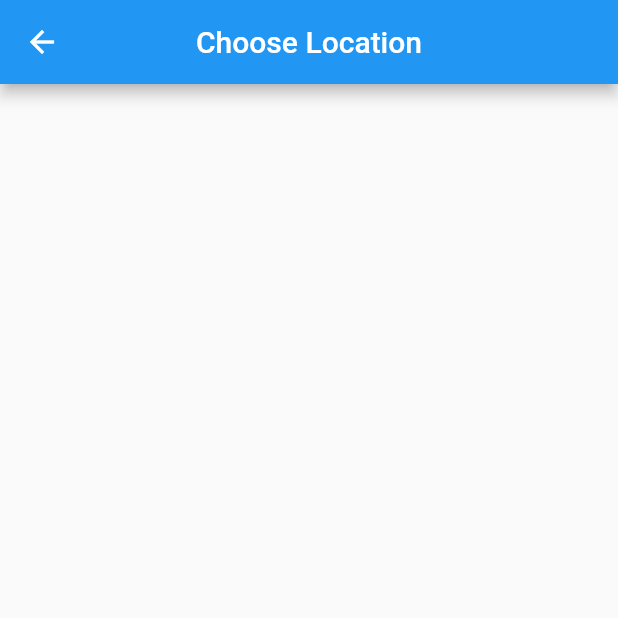
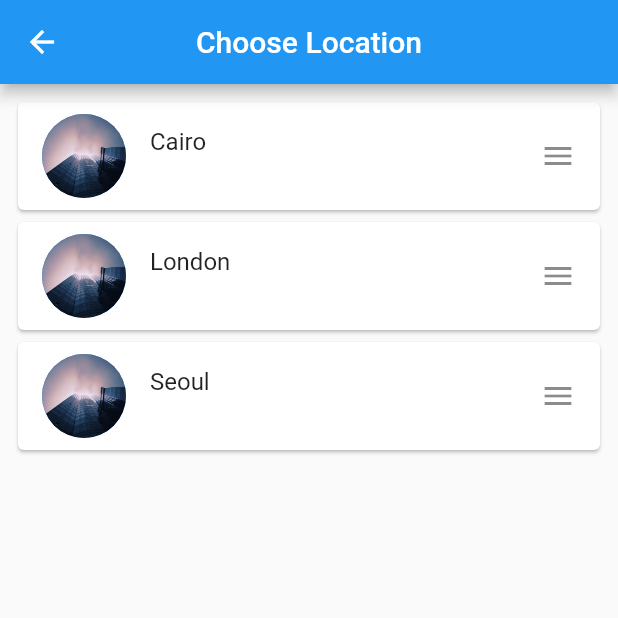
Before and after one commit to ahelmoselhy/world_time, a Flutter app: the screen it shows after launch, after a tap on "Home", on a phone screen of 412 x 824 dp, the top half of it. Run offline on Flutter 3.47's test engine with Material 2 defaults, Android fonts, the phone set to English and light mode, and no system bars; our stand-ins replace flutter_spinkit; network calls fail.

Commit message:
#elmoselhy

```diff
--- a/lib/data/services/world_time.dart
+++ b/lib/data/services/world_time.dart
@@ -1,18 +1,39 @@
-import 'package:flutter/material.dart';
 import 'dart:convert';
 import 'package:http/http.dart';
+import 'package:intl/intl.dart' as intl;
 
 class WorldTime {
+  String offset = '';
+  bool isDayTime = false;
 
-   var date;
+  String location = '';
+  String time = '';
+  String flag = '';
+  String url = '';
 
 
-   void getDate() async{
-     Response response =  await get(Uri.parse("http://worldtimeapi.org/api/timezone/Africa/Cairo"));
-     Map data = jsonDecode(response.body);
-     print(data);
-     date = data['dateTime'];
-     print(date);
-   }
+  WorldTime(this.location, this.flag, this.url);
 
+  getDate() async {
+    try {
+      Response response = await get(
+          Uri.parse("http://worldtimeapi.org/api/timezone/$url"));
+      Map data = jsonDecode(response.body);
+      print(data);
+      time = data['datetime'];
+      offset = data['utc_offset'];
+
+      DateTime now = DateTime.parse(time);
+      now.add(Duration(hours: int.parse(offset.substring(1, 3))));
+
+      print(time);
+      print(offset.substring(1, 3));
+      time = intl.DateFormat.jm().format(now);
+      isDayTime = now.hour < 6 && now.hour > 17 ? true : false;
+    } catch (e) {
+      print("WorldTime getData Error: " + e.toString());
+      time = 'can not get date';
+      offset = '';
+    }
+  }
 }
--- a/lib/models/post.dart
+++ b/lib/models/post.dart
@@ -1,10 +1,9 @@
 class Post {
-   int _userId = 0;
-   int _id = 0;
-   String _title = "";
-   bool _completed = false;
+   int userId = 0;
+   int id = 0;
+   String title = "";
+   bool completed = false;
 
-
-
+   Post(this.userId, this.id, this.title);
 
 }
--- a/lib/ui/my_app.dart
+++ b/lib/ui/my_app.dart
@@ -7,7 +7,7 @@ class MyApp extends StatelessWidget{
   @override
   Widget build(BuildContext context) {
     return MaterialApp(
-      initialRoute: "/home",
+      // initialRoute: "/home",
       routes: {
         "/":(context)=>Loading(),
         "/home":(context)=>Home(),
--- a/lib/ui/screens/choose_location.dart
+++ b/lib/ui/screens/choose_location.dart
@@ -1,4 +1,6 @@
 import 'package:flutter/material.dart';
+import 'package:world_time/data/services/world_time.dart';
+import 'package:world_time/generated/assets.dart';
 
 class ChooseLocation extends StatefulWidget {
   @override
@@ -10,33 +12,41 @@ class _ChooseLocationState extends State<ChooseLocation> {
   bool isVerify = false;
   bool isFirebaseToken = false;
 
-  void getData() async {
-    Future.delayed(Duration(seconds: 3), () {
+  String time = '';
+  List<WorldTime> worldTimeList = [
+    WorldTime("Cairo", "", "Africa/Cairo"),
+    WorldTime("London", "", "Europe/London"),
+    WorldTime("Seoul", "", "Asia/Seoul"),
+  ];
 
+  void updateDataTime(index) async {
+    await worldTimeList[index].getDate();
+    Navigator.pop(context,worldTimeList[index]);
+  }
 
-      isSplash = true;
-    });
-
-    isFirebaseToken = await Future.delayed(Duration(seconds: 3), () {
-      return true;
-    });
-
-    isVerify = await Future.delayed(Duration(seconds: 2), () {
-      return true;
-    });
-
-    if (isSplash && isVerify && isVerify) {
-      print("true");
-    } else
-      print("false");
-  }
+  // void getData() async {
+  //   Future.delayed(Duration(seconds: 3), () {
+  //     isSplash = true;
+  //   });
+  //
+  //   isFirebaseToken = await Future.delayed(Duration(seconds: 3), () {
+  //     return true;
+  //   });
+  //
+  //   isVerify = await Future.delayed(Duration(seconds: 2), () {
+  //     return true;
+  //   });
+  //
+  //   if (isSplash && isVerify && isVerify) {
+  //     print("true");
+  //   } else
+  //     print("false");
+  // }
 
   @override
   void initState() {
     // TODO: implement initState
     super.initState();
-    getData();
-    print("initState");
   }
 
   @override
@@ -46,6 +56,32 @@ class _ChooseLocationState extends State<ChooseLocation> {
         title: Text("Choose Location"),
         centerTitle: true,
       ),
+      body: ListView.builder(
+          // separatorBuilder: (BuildContext context, int index) =>
+          //     const Divider(),
+          padding: const EdgeInsets.all(8),
+          itemCount: worldTimeList.length,
+          itemBuilder: (BuildContext context, int index) {
+            return Card(
+              child: ListTile(
+                onTap: () {
+                  updateDataTime(index);
+                },
+                title: Text('${worldTimeList[index].location}'),
+                subtitle: Text(time),
+                leading: Column(
+                  mainAxisAlignment: MainAxisAlignment.center,
+                  children: [
+                    CircleAvatar(
+                      backgroundImage: AssetImage(Assets.imagesHigh),
+                      radius: 28,
+                    ),
+                  ],
+                ),
+                trailing: Icon(Icons.menu),
+              ),
+            );
+          }),
     );
   }
 }
--- a/lib/ui/screens/home.dart
+++ b/lib/ui/screens/home.dart
@@ -1,4 +1,6 @@
 import 'package:flutter/material.dart';
+import 'package:world_time/data/services/world_time.dart';
+import 'package:world_time/generated/assets.dart';
 
 class Home extends StatefulWidget {
   @override
@@ -6,18 +8,62 @@ class Home extends StatefulWidget {
 }
 
 class _HomeState extends State<Home> {
+  Map data = {};
+
   @override
   Widget build(BuildContext context) {
+    data = ModalRoute.of(context)!.settings.arguments as Map;
+    WorldTime worldTime = data["worldTime"];
+    print(worldTime.location);
+    Color bgColor = worldTime.isDayTime ? Colors.blue : Colors.indigo;
+    Color textColor = worldTime.isDayTime ? Colors.black : Colors.white;
+    String bgImage =
+        worldTime.isDayTime ? Assets.imagesDay : Assets.imagesNight;
+
     return Scaffold(
+      backgroundColor: bgColor,
       body: SafeArea(
-        child: Padding(
-          padding: const EdgeInsets.all(8.0),
-          child: TextButton.icon(
-            onPressed: () {
-              Navigator.pushNamed(context,"/choose_location");
-            },
-            icon: Icon(Icons.add_location,color: Colors.grey[600]),
-            label: Text("Home", style: TextStyle(color: Colors.grey[600])),
+        child: Container(
+          decoration: BoxDecoration(
+            image: DecorationImage(
+              fit: BoxFit.cover,
+              image: AssetImage(bgImage),
+            ),
+          ),
+          child: Padding(
+            padding: const EdgeInsets.all(8.0),
+            child: Column(
+              crossAxisAlignment: CrossAxisAlignment.center,
+              children: [
+                Row(
+                  mainAxisAlignment: MainAxisAlignment.center,
+                  children: [
+                    Padding(
+                      padding: const EdgeInsets.fromLTRB(0, 130, 0, 10),
+                      child: TextButton.icon(
+                        onPressed: () async {
+                          dynamic result = await Navigator.pushNamed(
+                              context, "/choose_location");
+                          setState(() {
+                            worldTime = result;
+                            print("location" + worldTime.location);
+                            print("time" + worldTime.time);
+                          });
+                        },
+                        icon: Icon(Icons.add_location, color: textColor),
+                        label: Text("Home", style: TextStyle(color: textColor)),
+                      ),
+                    ),
+                  ],
+                ),
+                SizedBox(height: 10.0),
+                Text(worldTime.location,
+                    style: TextStyle(fontSize: 30, color: textColor)),
+                SizedBox(height: 10.0),
+                Text(worldTime.time,
+                    style: TextStyle(fontSize: 50, color: textColor)),
+              ],
+            ),
           ),
         ),
       ),
--- a/lib/ui/screens/loading.dart
+++ b/lib/ui/screens/loading.dart
@@ -1,11 +1,6 @@
 import 'package:flutter/material.dart';
-import 'package:http/http.dart';
-import 'dart:convert';
-import 'dart:io';
-
 import 'package:world_time/data/services/world_time.dart';
-
-
+import 'package:world_time/widgets/custom_loading.dart';
 
 class Loading extends StatefulWidget {
   @override
@@ -13,20 +8,54 @@ class Loading extends StatefulWidget {
 }
 
 class _LoadingState extends State<Loading> {
-  WorldTime worldTime = WorldTime();
+  String time = 'Loading';
+  bool loading = true;
+
+  void setUpTime() async {
+    WorldTime worldTime = WorldTime("Cairo", "", "Africa/Cairo");
+    await worldTime.getDate();
+    Navigator.pushReplacementNamed(context, "/home",
+        arguments: {"worldTime": worldTime});
+    // print(worldTime.dateTime);
+    setState(() {
+      loading = false;
+      // time = worldTime.dateTime;
+    });
+  }
 
   @override
   void initState() {
     // TODO: implement initState
     super.initState();
-    worldTime.getDate();
+    setUpTime();
   }
 
+  // Wrap, RichText , clipRRect , MediaQuery ,FutureBuilder ,Flexible(Expand),SizedBox ,Align,FittedBox ,LayoutBuilder
+  // InkWell,AnimatedIcon,AnimatedContainer ,SnackBar,Extensions ,Intro Screen,CircleAvatar,StatusBarColor,NavigationBarColor,
+  // extendBodyBehindAppBar,,SliverAppBar,cupertino widgets,Platform.isAndroid,GoogleFonts,SelectableText,Hero,
+  // debugPrint ,single responsibility widget ,null aware operator ?? , Lint ,launcher icon ,interactive viewr
   @override
   Widget build(BuildContext context) {
-    return Scaffold(body: SafeArea(child: Padding(
-      padding: const EdgeInsets.all(8.0),
-      child: Text("Loading"),
-    )));
+    print("build");
+    return Scaffold(
+      body: SafeArea(
+        child: Padding(
+          padding: const EdgeInsets.all(8.0),
+          child: Center(
+            child: Column(
+              mainAxisAlignment: MainAxisAlignment.center,
+              crossAxisAlignment: CrossAxisAlignment.center,
+              children: [
+                Text(time),
+                SizedBox(
+                  height: 8.0,
+                ),
+                CustomLoading(loading: loading),
+              ],
+            ),
+          ),
+        ),
+      ),
+    );
   }
 }
--- /dev/null
+++ b/lib/widgets/custom_loading.dart
@@ -0,0 +1,22 @@
+import 'package:flutter/material.dart';
+import 'package:flutter_spinkit/flutter_spinkit.dart' as spinKit;
+
+class CustomLoading extends StatelessWidget {
+  const CustomLoading({
+    required this.loading,
+  });
+
+  final bool loading;
+
+  @override
+  Widget build(BuildContext context) {
+    return Visibility(
+      visible: loading,
+      child: spinKit.SpinKitDoubleBounce(
+        color: Colors.red,
+        size: 30.0,
+        duration: Duration(seconds: 5),
+      ),
+    );
+  }
+}
```
Also changed, not shown: pubspec.yaml (+6 -3 lines), assets/images/day.png (added), assets/images/high.jpg (renamed from assets/high.jpg), assets/images/night.png (added), lib/generated/assets.dart (added), pubspec.lock.
